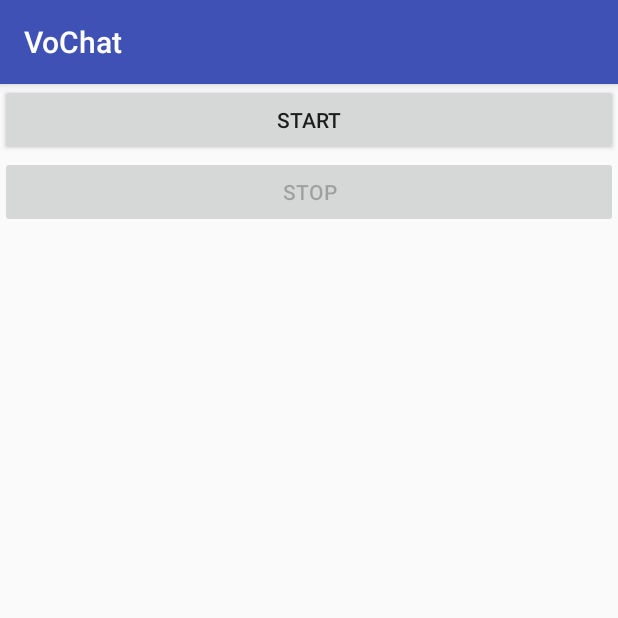
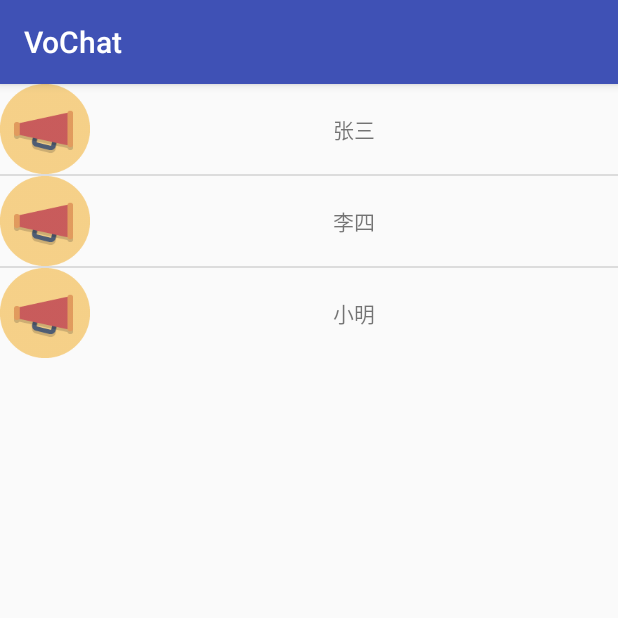
Before and after one commit to Tianxinxue/VoChat, an Android app: the fragment ContactsFragment shown on its own in the app's theme, on a phone screen of 412 x 824 dp, the top half of it. Run offline under Robolectric (Android 15) with nearby library versions, the phone set to English and light mode, and no system bars.

Commit message:
InCall UI 初步完成

```diff
--- a/app/src/main/AndroidManifest.xml
+++ b/app/src/main/AndroidManifest.xml
@@ -19,6 +19,8 @@
         </activity>
         <activity android:name=".activity.HomeActivity">
             </activity>
+        <activity android:name=".activity.InCallActivity">
+        </activity>
     </application>
 
 </manifest>
--- a/app/src/main/java/cc/icen/vochat/fragment/ContactsFragment.java
+++ b/app/src/main/java/cc/icen/vochat/fragment/ContactsFragment.java
@@ -1,92 +1,77 @@
 package cc.icen.vochat.fragment;
 
 import android.app.Fragment;
+import android.content.Intent;
 import android.os.Bundle;
 import android.view.LayoutInflater;
 import android.view.View;
 import android.view.ViewGroup;
+import android.widget.AdapterView;
 import android.widget.Button;
+import android.widget.ListView;
+import android.widget.SimpleAdapter;
 
 import java.io.IOException;
+import java.util.ArrayList;
+import java.util.HashMap;
+import java.util.List;
+import java.util.Map;
 
 import cc.icen.vochat.R;
+import cc.icen.vochat.activity.HomeActivity;
+import cc.icen.vochat.activity.InCallActivity;
 import cc.icen.vochat.media.AudioEncoder;
 import cc.icen.vochat.media.UdpReceiver;
 
 
 public class ContactsFragment extends Fragment {
 
-    private AudioEncoder aEncoder;
-    private UdpReceiver receiver;
-    View view;
+    private View view;
+    private ListView lv;
 
     @Override
     public View onCreateView(LayoutInflater inflater, ViewGroup container,
                              Bundle savedInstanceState) {
         view = inflater.inflate(R.layout.fragment_contacts, null);
-        ((Button) view.findViewById(R.id.start_button)).setOnClickListener(btnClick);
-        ((Button) view.findViewById(R.id.stop_button)).setOnClickListener(btnClick);
-        enableButtons(false);
+        lv = (ListView) view.findViewById(R.id.lv);
+
+        lv.setOnItemClickListener(new AdapterView.OnItemClickListener() {
+            @Override
+            public void onItemClick(AdapterView<?> adapterView, View view, int i, long l) {
+                Intent intent = new Intent();
+                intent.setClass(getActivity(), InCallActivity.class);
+                startActivity(intent);
+            }
+        });
+        //ArrayList就是动态数组
+        List<Map<String, Object>> list = new ArrayList<Map<String, Object>>();
+        Map<String, Object> map = new HashMap<String, Object>();
+        map.put("icon", R.mipmap.ic_launcher);
+        map.put("text", "张三");
+        list.add(map);
+        map = new HashMap<String, Object>();
+        map.put("icon", R.mipmap.ic_launcher);
+        map.put("text", "李四");
+        list.add(map);
+        map = new HashMap<String, Object>();
+        map.put("icon", R.mipmap.ic_launcher);
+        map.put("text", "小明");
+        list.add(map);
+/**
+ * 创建一个 SimpleAdapter 对象
+ * 第一个参数 Context 上下文
+ * 第二个参数 data 要显示的数据集合
+ * 第三个参数 id 指定一个作为 ListView 的子条目的布局文件
+ * 第四个参数 String[] 定义得 Map 中 key 组成的数组
+ * 第五个参数 int[] 控件的 id 组成的数组,必须与第四个参数的 key 一
+ 一对应
+ */
+        SimpleAdapter myAdapter = new SimpleAdapter(getActivity(), list,
+                R.layout.contacts_item, new String[] { "icon", "text" }, new int[]
+                { R.id.iv_icon, R.id.tv_text });
+        lv.setAdapter(myAdapter);
 
         return view;
     }
 
-
-    private void enableButton(int id, boolean isEnable) {
-        ((Button) view.findViewById(id)).setEnabled(isEnable);
-    }
-
-    private void enableButtons(boolean isRecording) {
-        enableButton(R.id.start_button, !isRecording);
-        enableButton(R.id.stop_button, isRecording);
-    }
-
-    private View.OnClickListener btnClick = new View.OnClickListener() {
-        public void onClick(View v) {
-            switch (v.getId()) {
-                case R.id.start_button: {
-                    enableButtons(true);
-                    startRecording();
-                    receiver = new UdpReceiver();
-                    try {
-                        receiver.fillBuffer();
-                    } catch (IOException e) {
-                        e.printStackTrace();
-                    }
-                    break;
-                }
-                case R.id.stop_button: {
-                    enableButtons(false);
-
-                    try {
-                        stopRecording();
-                    } catch (IOException e) {
-                        //  TODO Auto-generated catch block
-                        e.printStackTrace();
-                    }
-                    break;
-                }
-            }
-        }
-    };
-
-    private void startRecording() {
-
-        aEncoder = new AudioEncoder(0, 0, 0, 0);
-        aEncoder.StartEncoderThread();
-    }
-
-
-    private void stopRecording() throws IOException {
-        //  stops the recording activity
-
-        if (null != aEncoder) {
-
-            aEncoder.StopThread();
-        }
-        if (receiver != null)
-            receiver.close();
-
-    }
-
 }
--- /dev/null
+++ b/app/src/main/res/drawable/call_end_selector.xml
@@ -0,0 +1,6 @@
+<?xml version="1.0" encoding="utf-8"?>
+<selector xmlns:android="http://schemas.android.com/apk/res/android">
+    <item android:drawable="@mipmap/call_end_pressed" android:state_pressed="true"/>
+    <item android:drawable="@mipmap/call_end_normal" android:state_enabled="false"/>
+    <item android:drawable="@mipmap/call_end_normal"/>
+</selector>
--- /dev/null
+++ b/app/src/main/res/drawable/call_start_selector.xml
@@ -0,0 +1,6 @@
+<?xml version="1.0" encoding="utf-8"?>
+<selector xmlns:android="http://schemas.android.com/apk/res/android">
+    <item android:drawable="@mipmap/call_start_pressed" android:state_pressed="true"/>
+    <item android:drawable="@mipmap/call_start_normal" android:state_enabled="false"/>
+    <item android:drawable="@mipmap/call_start_normal"/>
+</selector>
--- /dev/null
+++ b/app/src/main/res/layout/contacts_item.xml
@@ -0,0 +1,27 @@
+<?xml version="1.0" encoding="utf-8"?>
+<LinearLayout xmlns:android="http://schemas.android.com/apk/res/android"
+    android:layout_width="match_parent"
+    android:layout_height="match_parent"
+    android:orientation="horizontal">
+
+    <ImageView
+        android:id="@+id/iv_icon"
+        android:layout_width="60dp"
+        android:layout_height="60dp" />
+
+    <LinearLayout
+        android:id="@+id/ll"
+        android:layout_width="0dp"
+        android:layout_height="match_parent"
+        android:layout_weight="1"
+        android:gravity="center"
+        android:orientation="horizontal">
+
+        <TextView
+            android:id="@+id/tv_text"
+            android:layout_width="wrap_content"
+            android:layout_height="wrap_content" />
+
+    </LinearLayout>
+
+    </LinearLayout>
--- a/app/src/main/res/layout/fragment_contacts.xml
+++ b/app/src/main/res/layout/fragment_contacts.xml
@@ -2,19 +2,12 @@
 <LinearLayout xmlns:android="http://schemas.android.com/apk/res/android"
     android:layout_width="match_parent"
     android:layout_height="match_parent"
-    android:orientation="vertical" >
+    android:orientation="vertical">
 
-    <Button
+    <ListView
+        android:id="@+id/lv"
         android:layout_width="match_parent"
-        android:layout_height="wrap_content"
-        android:id="@+id/start_button"
-        android:text="start"/>
-    <Button
-        android:layout_width="match_parent"
-        android:layout_height="wrap_content"
-        android:id="@+id/stop_button"
-        android:text="stop"/>
-
+        android:layout_height="wrap_content" />
 
 
 </LinearLayout>
```
Also changed, not shown: app/src/main/java/cc/icen/vochat/activity/InCallActivity.java (added, +23 -0 lines), app/src/main/java/cc/icen/vochat/fragment/MeFragment.java (+71 -2 lines), app/src/main/res/layout/activity_in_call.xml (added, +55 -0 lines), app/src/main/res/layout/fragment_me.xml (+8 -3 lines), app/src/main/res/mipmap-hdpi/call_bg.jpg (added), app/src/main/res/mipmap-hdpi/call_end_normal.png (added), app/src/main/res/mipmap-hdpi/call_end_pressed.png (added), app/src/main/res/mipmap-hdpi/call_start_normal.png (added), app/src/main/res/mipmap-hdpi/call_start_pressed.png (added), app/src/main/res/mipmap-hdpi/call_usr.png (added).
